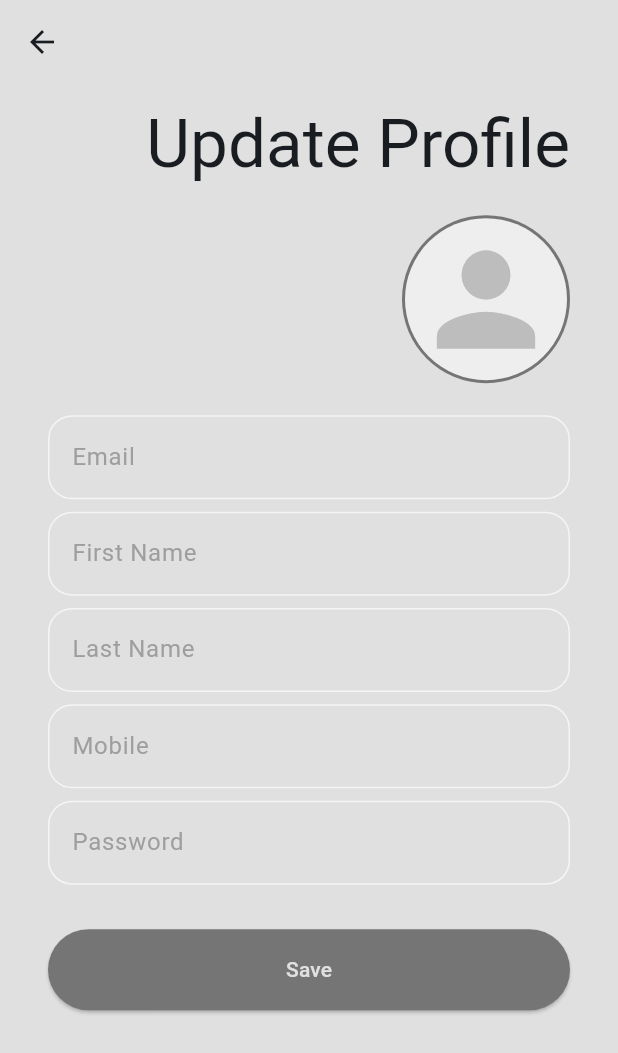
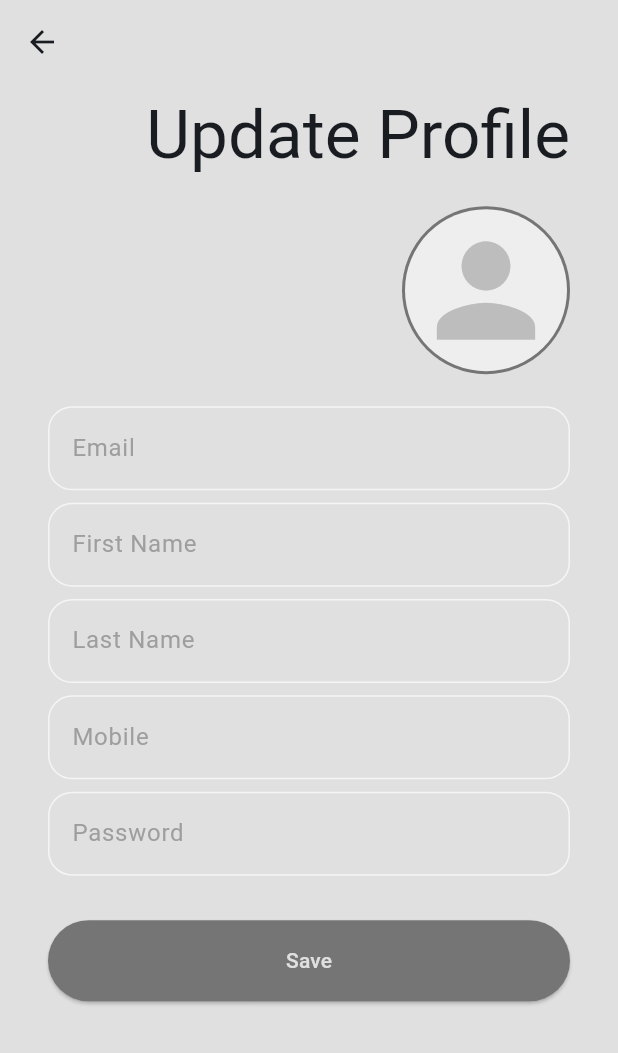
Before and after one commit to IkramulHasanTanvir/TaskManagerGetX, a Flutter app: the ProfileUpdateScreen screen opened by its route, on a phone screen of 412 x 824 dp. Shown: the top 1053 px of the screen. Run offline on Flutter 3.47's test engine with Material 3 defaults, Android fonts, the phone set to English and light mode, and no system bars; our stand-ins replace get, image_picker, pin_code_fields, shared_preferences; accounts and stored records are empty; network calls fail.

Commit message:
completed fully wrap with getX

```diff
--- a/lib/UI/app_bar/tm_app_bar.dart
+++ b/lib/UI/app_bar/tm_app_bar.dart
@@ -13,7 +13,7 @@ class TmAppBar extends StatelessWidget implements PreferredSizeWidget {
   Widget build(BuildContext context) {
     final image = AuthController.userData?.photo;
     return AppBar(
-      backgroundColor: Colors.grey[300],
+      backgroundColor: isProfile ? Colors.grey[400] : Colors.grey[300],
       title: isProfile
           ? ListTile(
               onTap: () {
@@ -57,5 +57,5 @@ class TmAppBar extends StatelessWidget implements PreferredSizeWidget {
   }
 
   @override
-  Size get preferredSize => const Size.fromHeight(70);
+  Size get preferredSize => const Size.fromHeight(64);
 }
--- a/lib/UI/screens/user_task/new/widgets/summary_card.dart
+++ b/lib/UI/screens/user_task/new/widgets/summary_card.dart
@@ -12,7 +12,7 @@ class SummaryCard extends StatelessWidget {
     return Padding(
       padding: const EdgeInsets.only(right: 12.0),
       child: SizedBox(
-        width: 109,
+        width: 98,
         child: NeumorphismBox(
           child: Column(
             children: [
--- a/lib/common/widgets/neumorphism_box.dart
+++ b/lib/common/widgets/neumorphism_box.dart
@@ -9,7 +9,7 @@ class NeumorphismBox extends StatelessWidget {
   Widget build(BuildContext context) {
     return Container(
       padding: const EdgeInsets.symmetric(
-      horizontal: 16.0,
+      horizontal: 12.0,
       vertical: 8,
     ),
       decoration: BoxDecoration(
--- a/lib/common/widgets/snack_massage.dart
+++ b/lib/common/widgets/snack_massage.dart
@@ -5,6 +5,6 @@ void snackMassage(bool isError, String message) {
   Get.snackbar(
     isError == true ? 'error' : 'success',
     message,
-    colorText: isError == true ? Colors.red : Colors.green,
+    leftBarIndicatorColor: isError == true ? Colors.red : Colors.green,
   );
 }
```
Also changed, not shown: lib/UI/screens/user_auth/sing_in/widgets/sing_in_form.dart (+8 -1 lines), 1 other file.
